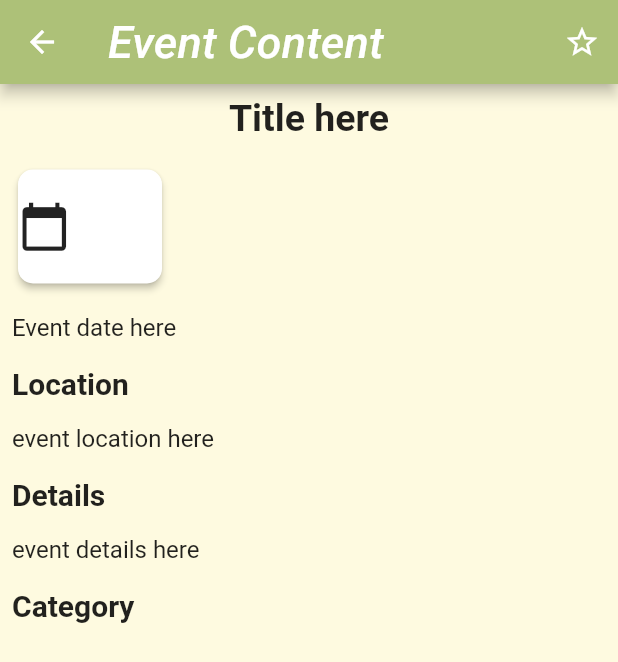
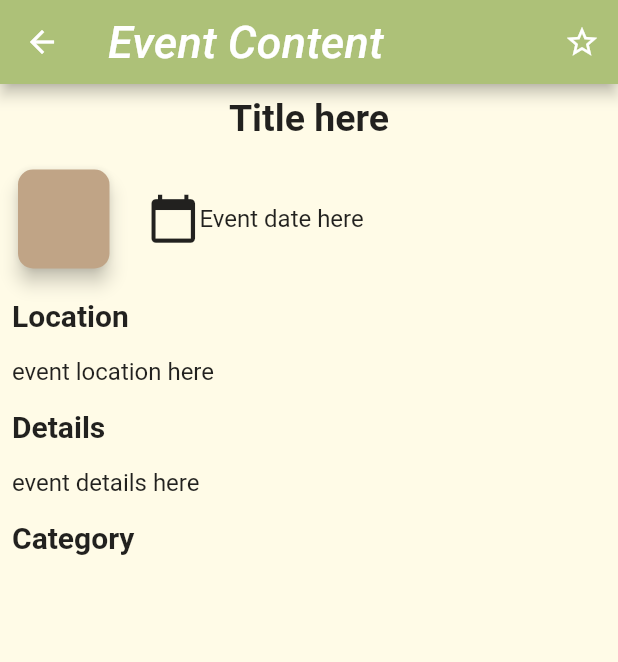
Before and after one commit to YukiHinana/GTEvents, a Flutter app: the EventDetailPage screen opened directly with empty values, on a phone screen of 412 x 824 dp. Shown: the top 662 px of the screen. Run offline on Flutter 3.47's test engine with Material 2 defaults, Android fonts, the phone set to English and light mode, and no system bars; our stand-ins replace dio, flutter_redux, go_router, image_cropper, image_picker, pull_to_refresh and 2 more; accounts and stored records are empty; network calls fail; Roboto replaces fonts that are missing (Georgia, San Francisco).

Commit message:
event content style

```diff
--- a/frontend/lib/component/eventCard.dart
+++ b/frontend/lib/component/eventCard.dart
@@ -135,7 +135,7 @@ class _EventCardState extends State<EventCard> {
                           .width * 0.7,
                     ),
                     decoration: const BoxDecoration(
-                      color: Color(0xffa8dcda),
+                      color: Color(0xffb4e5cb),
                       borderRadius: BorderRadius.only(
                         topLeft: Radius.circular(10.0),
                         topRight: Radius.circular(10.0),
--- a/frontend/lib/eventDetailPage.dart
+++ b/frontend/lib/eventDetailPage.dart
@@ -33,46 +33,48 @@ Widget showEventDetails(String eventTitle, String eventDate,
           style: const TextStyle(fontSize: 25, fontWeight: FontWeight.bold),
         ),
       ),
+      Row(
+        children: [
+          // event date
           Align(
             alignment: Alignment.centerLeft,
             child: Container(
               padding: const EdgeInsets.all(8.0),
-          height: 100,
-          width: 120,
+              height: 90,
+              width: 85,
               child: Card(
-            elevation: 2,
+                elevation: 5,
                 shape: RoundedRectangleBorder(
                   borderRadius: BorderRadius.circular(10.0),
                 ),
-            child: Row(
-              children: [
-                const Icon(Icons.calendar_today, size: 35),
-                Column(
-                  children: [
-                    SizedBox(
-                      width: 60,
-                      height: 40,
+                color: const Color(0xffc0a486),
+                child: Padding(
+                      padding: EdgeInsets.all(8),
                       child: Column(
+                        mainAxisSize: MainAxisSize.min,
                         children: [
                           Container(
-                            child: Text(month, style: TextStyle(fontSize: 18),),
+                            child: Text(month, style: TextStyle(fontSize: 19, fontWeight: FontWeight.w700),),
                           ),
                           Container(
-                            child: Text(date, style: TextStyle(fontSize: 16),),
+                            child: Text(date, style: TextStyle(fontSize: 17, fontWeight: FontWeight.w500),),
                           )
-                        ],
-                      ),
-                    ),
-                  ],
-                ),
                         ],
                       ),
                     ),
               ),
             ),
+          ),
+          // event time and location
           Container(
             padding: const EdgeInsets.all(8.0),
-        child: eventDate == "0" ?
+            child: Row(
+              children: [
+                const Padding(
+                  padding: EdgeInsets.only(left: 5),
+                  child: Icon(Icons.calendar_today, size: 35),
+                ),
+                eventDate == "0" ?
                 const Text("Event date here",
                     style: TextStyle(fontSize: 16))
                     :
@@ -80,7 +82,13 @@ Widget showEventDetails(String eventTitle, String eventDate,
                   convertTimestampToDate(eventDate),
                   style: const TextStyle(fontSize: 16),
                 ),
+              ],
             ),
+
+          ),
+        ],
+      ),
+
       Container(
         padding: const EdgeInsets.all(8.0),
         child: const Text(
--- a/frontend/lib/main.dart
+++ b/frontend/lib/main.dart
@@ -74,7 +74,7 @@ class MyApp extends StatelessWidget {
                       // secondary: Color(0xff606c38),
                       secondary: Color(0xff432818),
                     ),
-                  scaffoldBackgroundColor: Color(0xffFEFAE0),
+                  scaffoldBackgroundColor: Color(0xfffffbe7),
                   fontFamily: 'San Francisco',
                   textTheme: const TextTheme(
                     displayLarge: TextStyle(fontSize: 60.0, fontWeight: FontWeight.bold),
@@ -151,9 +151,6 @@ final GoRouter _router = GoRouter(
           name: "eventDetails",
           path: 'view',
           builder: (context, state) {
-            // Event e = state.extra as Event;
-            // List<Tag> tList = state.extra as List<Tag>;
-            // return EventDetailPage(event: e, tagList: tList);
             Map<String, dynamic> map = state.extra as Map<String, dynamic>;
             return EventDetailPage(event: map["event"], tagList: map["tagList"]);
           } ,
@@ -172,22 +169,6 @@ final GoRouter _router = GoRouter(
         //     );
         //   } ,
         // ),
-        // GoRoute(
-        //   name: "eventDetails",
-        //   path: ':id',
-        //   builder: (context, state) {
-        //     return EventDetailPage(
-        //       eventTitle: state.queryParams["eventTitle"]??"",
-        //       eventLocation: state.queryParams["eventLocation"]??"",
-        //       eventDescription: state.queryParams["eventDescription"]??"",
-        //       eventDate: state.queryParams["eventDate"]??"0",
-        //       eventCreationDate: state.queryParams["eventCreationDate"]??"0",
-        //       tagNameList: state.queryParams["tagNameList"],
-        //       isSaved: state.queryParams["isSaved"] == "true" ? true : false,
-        //     );
-        //   } ,
-        // ),
-
       ],
     ),
   ],
```
Lines whose indentation alone changed are shown as unchanged.
